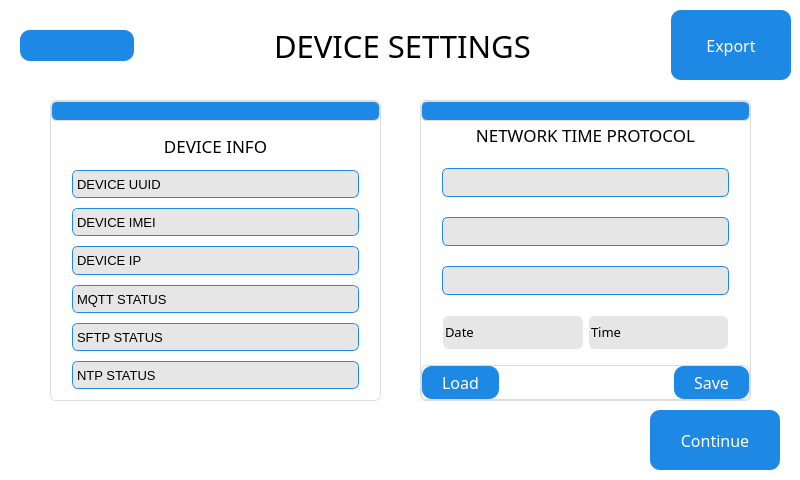
The window that QT_APP/devicesettings.ui (eSpark-Backup/nabilfesal-msm-fw) describes before a commit, drawn with Qt 5.
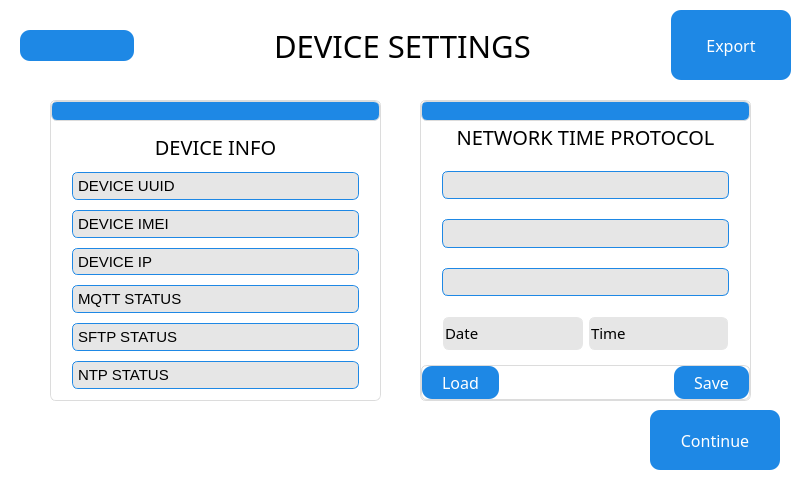
The same window after the commit. The open tabs and pages were chosen to show the change. Icons and pictures are not drawn.

Commit message: increasing text size for setting window

The edit to the form file:
```diff
--- a/QT_APP/devicesettings.ui
+++ b/QT_APP/devicesettings.ui
@@ -139,7 +139,7 @@
            <property name="font">
             <font>
              <family>Gilroy</family>
-             <pointsize>13</pointsize>
+             <pointsize>15</pointsize>
             </font>
            </property>
            <property name="styleSheet">
@@ -159,7 +159,7 @@
             <string notr="true">background: #e6e6e6;              /* Light grey box for info rows */
     border: 1px solid #1E88E5;        /* Blue thin border */
     border-radius: 6px;
-    font-size: 13px;
+    font-size: 15px;
     color: black;</string>
            </property>
            <layout class="QHBoxLayout" name="horizontalLayout_2">
@@ -180,6 +180,11 @@
             </property>
             <item>
              <widget class="QLabel" name="label_8">
+              <property name="font">
+               <font>
+                <pointsize>-1</pointsize>
+               </font>
+              </property>
               <property name="styleSheet">
                <string notr="true">border-color: rgb(230, 230, 230);</string>
               </property>
@@ -207,7 +212,7 @@
             <string notr="true">background: #e6e6e6;              /* Light grey box for info rows */
     border: 1px solid #1E88E5;        /* Blue thin border */
     border-radius: 6px;
-    font-size: 13px;
+    font-size: 15px;
     color: black;</string>
            </property>
            <layout class="QHBoxLayout" name="horizontalLayout_3">
@@ -255,7 +260,7 @@
             <string notr="true">background: #e6e6e6;              /* Light grey box for info rows */
     border: 1px solid #1E88E5;        /* Blue thin border */
     border-radius: 6px;
-    font-size: 13px;
+    font-size: 15px;
     color: black;</string>
            </property>
            <layout class="QHBoxLayout" name="horizontalLayout_4">
@@ -303,7 +308,7 @@
             <string notr="true">background: #e6e6e6;              /* Light grey box for info rows */
     border: 1px solid #1E88E5;        /* Blue thin border */
     border-radius: 6px;
-    font-size: 13px;
+    font-size: 15px;
     color: black;</string>
            </property>
            <layout class="QHBoxLayout" name="horizontalLayout_5">
@@ -351,7 +356,7 @@
             <string notr="true">background: #e6e6e6;              /* Light grey box for info rows */
     border: 1px solid #1E88E5;        /* Blue thin border */
     border-radius: 6px;
-    font-size: 13px;
+    font-size: 15px;
     color: black;</string>
            </property>
            <layout class="QHBoxLayout" name="horizontalLayout_7">
@@ -399,7 +404,7 @@
             <string notr="true">background: #e6e6e6;              /* Light grey box for info rows */
     border: 1px solid #1E88E5;        /* Blue thin border */
     border-radius: 6px;
-    font-size: 13px;
+    font-size: 15px;
     color: black;</string>
            </property>
            <layout class="QHBoxLayout" name="horizontalLayout_13">
@@ -535,7 +540,7 @@
            <property name="font">
             <font>
              <family>Gilroy</family>
-             <pointsize>13</pointsize>
+             <pointsize>15</pointsize>
             </font>
            </property>
            <property name="styleSheet">
@@ -559,7 +564,7 @@
     border: 1px solid #1E88E5;        /* Blue thin border */
     border-radius: 6px;
     padding: 6px 12px;
-    font-size: 13px;
+    font-size: 15px;
     color: black;</string>
            </property>
            <property name="inputMask">
@@ -583,7 +588,7 @@
     border: 1px solid #1E88E5;        /* Blue thin border */
     border-radius: 6px;
     padding: 6px 12px;
-    font-size: 13px;
+    font-size: 15px;
     color: black;</string>
            </property>
            <property name="inputMask">
@@ -607,7 +612,7 @@
     border: 1px solid #1E88E5;        /* Blue thin border */
     border-radius: 6px;
     padding: 6px 12px;
-    font-size: 13px;
+    font-size: 15px;
     color: black;</string>
            </property>
            <property name="inputMask">
@@ -659,7 +664,7 @@
                <string notr="true">background: #e6e6e6;              /* Light grey box for info rows */
     border: 1px solid #e6e6e6;        /* Blue thin border */
     border-radius: 6px;
-    font-size: 13px;
+    font-size: 15px;
     color: black;</string>
               </property>
               <layout class="QHBoxLayout" name="horizontalLayout_9">
@@ -716,7 +721,7 @@
                <string notr="true">background: #e6e6e6;              /* Light grey box for info rows */
     border: 1px solid #e6e6e6;        /* Blue thin border */
     border-radius: 6px;
-    font-size: 13px;
+    font-size: 15px;
     color: black;</string>
               </property>
               <layout class="QHBoxLayout" name="horizontalLayout_10">
```
Left out of the diff: 28 changed lines with no effect on the pictures. The commit also changes 3 other files.
